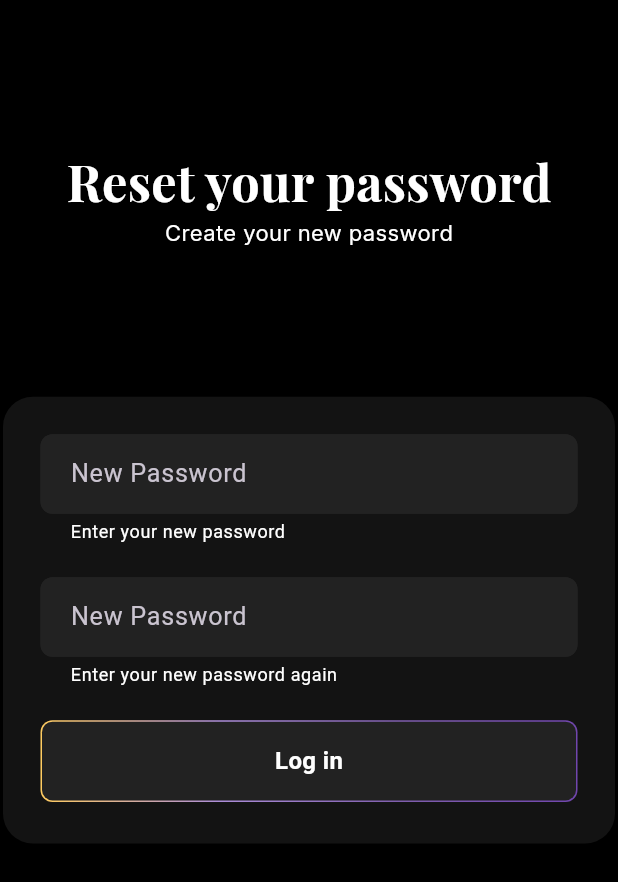
After one commit to BuyBuddy-App/users_app, a Flutter app: the screen it shows after launch, on a phone screen of 412 x 824 dp. The commit adds this screen. Shown: the top 882 px of the screen. Run offline on Flutter 3.47's test engine with Material 3 defaults, Android fonts, the phone set to English and light mode, and no system bars; our stand-ins replace connectivity_plus, cookie_jar, dartz, device_preview, dio, dio_cookie_manager and 10 more.

Commit message:
adding reset password screen

```diff
--- a/lib/core/custom/custom_button_grad.dart
+++ b/lib/core/custom/custom_button_grad.dart
@@ -1,5 +1,6 @@
 import 'package:buy_buddy_user_app/core/utils/app_colors.dart';
 import 'package:flutter/material.dart';
+import 'package:flutter_screenutil/flutter_screenutil.dart';
 
 class CustomButtonGrad extends StatelessWidget {
   final String text;
@@ -24,7 +25,7 @@ class CustomButtonGrad extends StatelessWidget {
   @override
   Widget build(BuildContext context) {
     return Container(
-      height: 52,
+      height: 52.sp,
       width: double.infinity,
       decoration: BoxDecoration(
         gradient: LinearGradient(colors: AppColors.gradColors),
--- a/lib/core/custom/custom_text_form_field.dart
+++ b/lib/core/custom/custom_text_form_field.dart
@@ -1,5 +1,6 @@
 import 'package:buy_buddy_user_app/core/utils/app_colors.dart';
 import 'package:flutter/material.dart';
+import 'package:flutter_screenutil/flutter_screenutil.dart';
 import 'package:google_fonts/google_fonts.dart';
 
 class CustomTextFormField extends StatelessWidget {
@@ -36,6 +37,7 @@ class CustomTextFormField extends StatelessWidget {
       height: helperText == null ? 56 : 76,
       width: double.infinity,
       child: TextFormField(
+        style: TextStyle(fontSize: 16.sp),
         controller: controller,
         keyboardType: keyboardType,
         obscureText: obscureText,
--- a/lib/features/auth/presentation/screens/password_reset_screen.dart
+++ b/lib/features/auth/presentation/screens/password_reset_screen.dart
@@ -0,0 +1,11 @@
+import 'package:buy_buddy_user_app/features/auth/presentation/widgets/password_reset_body.dart';
+import 'package:flutter/material.dart';
+
+class PasswordResetScreen extends StatelessWidget {
+  const PasswordResetScreen({super.key});
+
+  @override
+  Widget build(BuildContext context) {
+    return PasswordResetBody();
+  }
+}
--- /dev/null
+++ b/lib/features/auth/presentation/widgets/password_reset_body.dart
@@ -0,0 +1,105 @@
+import 'package:buy_buddy_user_app/core/custom/custom_button_grad.dart';
+import 'package:buy_buddy_user_app/core/custom/custom_container.dart';
+import 'package:buy_buddy_user_app/core/custom/custom_text_form_field.dart';
+import 'package:buy_buddy_user_app/core/custom/vertical_gap.dart';
+import 'package:buy_buddy_user_app/core/utils/app_colors.dart';
+import 'package:buy_buddy_user_app/core/utils/validators.dart';
+import 'package:buy_buddy_user_app/translations/codegen_loader.g.dart';
+import 'package:easy_localization/easy_localization.dart';
+import 'package:flutter/material.dart';
+import 'package:flutter_screenutil/flutter_screenutil.dart';
+import 'package:google_fonts/google_fonts.dart';
+
+class PasswordResetBody extends StatefulWidget {
+  PasswordResetBody({super.key});
+
+  @override
+  State<PasswordResetBody> createState() => _PasswordResetBodyState();
+}
+
+class _PasswordResetBodyState extends State<PasswordResetBody> {
+  final newPasswordController = TextEditingController();
+  final confirmPasswordController = TextEditingController();
+  final formKey = GlobalKey<FormState>();
+
+  @override
+  void dispose() {
+    super.dispose();
+    newPasswordController.dispose();
+    confirmPasswordController.dispose();
+  }
+
+  @override
+  Widget build(BuildContext context) {
+    return Scaffold(
+      body: SizedBox(
+        width: double.infinity,
+        height: double.infinity,
+        child: SingleChildScrollView(
+          child: Column(
+            mainAxisAlignment: MainAxisAlignment.center,
+            crossAxisAlignment: CrossAxisAlignment.center,
+            children: [
+              VerticalGap(100.h),
+              Text(
+                LocaleKeys.resetPasswordTitle.tr(),
+                style: GoogleFonts.playfairDisplay(
+                  fontSize: 32.sp,
+                  color: AppColors.onPrimary,
+                  fontWeight: FontWeight.w700,
+                ),
+              ),
+              Text(
+                LocaleKeys.resetPasswordCreatePass.tr(),
+                style: GoogleFonts.inter(
+                  fontSize: 14.sp,
+                  color: AppColors.onPrimary,
+                  fontWeight: FontWeight.w400,
+                ),
+              ),
+              VerticalGap(100.h),
+              CustomContainer(
+                width: double.infinity,
+                height: 308.h,
+                child: Form(
+                  key: formKey,
+                  child: Column(
+                    spacing: 20.h,
+                    children: [
+                      CustomTextFormField(
+                        controller: newPasswordController,
+                        hintText: LocaleKeys.resetPasswordNewPassword.tr(),
+                        obscureText: true,
+                        helperText: LocaleKeys.resetPasswordNewPasswordError
+                            .tr(),
+                        validator: Validators.validatePassword,
+                      ),
+                      CustomTextFormField(
+                        controller: confirmPasswordController,
+                        hintText: LocaleKeys.resetPasswordNewPassword.tr(),
+                        obscureText: true,
+                        helperText: LocaleKeys.resetPasswordConfirmPasswordError
+                            .tr(),
+                        validator: (value) {
+                          return Validators.confirmPasswordValidator(
+                            value ?? '',
+                            newPasswordController.text,
+                          );
+                        },
+                      ),
+
+                      CustomButtonGrad(
+                        text: LocaleKeys.authLogin.tr(),
+                        onPressed: () {},
+                      ),
+                    ],
+                  ),
+                ),
+              ),
+            ],
+          ),
+        ),
+      ),
+    );
+  }
+}
--- a/lib/features/auth/presentation/widgets/verify_otp_body.dart
+++ b/lib/features/auth/presentation/widgets/verify_otp_body.dart
@@ -13,7 +13,7 @@ class VerifyOtpBody extends StatelessWidget {
 
   @override
   Widget build(BuildContext context) {
-    String otpCode;
+    String otpCode = '';
     return Scaffold(
       body: SizedBox(
         width: double.infinity,
@@ -48,7 +48,7 @@ class VerifyOtpBody extends StatelessWidget {
 
               CustomContainer(
                 width: 361.w,
-                height: 348.w,
+                height: 348.h,
                 child: Column(
                   spacing: 10.w,
                   children: [
@@ -62,13 +62,12 @@ class VerifyOtpBody extends StatelessWidget {
                       ),
                       textAlign: TextAlign.center,
                     ),
-                    SizedBox(height: 5.w),
+                    SizedBox(height: 5.h),
                     Pinput(
                       length: 6,
                       onChanged: (value) => otpCode = value,
                       onCompleted: (value) {
                         // submit otp code with cubit
-
                         otpCode = value;
                       },
                       focusedPinTheme: PinTheme(
--- a/lib/main.dart
+++ b/lib/main.dart
@@ -5,6 +5,7 @@ import 'package:buy_buddy_user_app/core/helpers/on_generate_routes.dart';
 import 'package:buy_buddy_user_app/core/services/custom_bloc_observer.dart';
 import 'package:buy_buddy_user_app/core/services/get_it_service.dart';
 import 'package:buy_buddy_user_app/core/utils/app_themes.dart';
+import 'package:buy_buddy_user_app/features/auth/presentation/screens/password_reset_screen.dart';
 import 'package:buy_buddy_user_app/features/auth/presentation/screens/verify_otp_screen.dart';
 import 'package:device_preview/device_preview.dart';
 import 'package:easy_localization/easy_localization.dart';
@@ -28,7 +29,7 @@ Future<void> main() async {
       fallbackLocale: Locale('en'),
       child: DevicePreview(
         enabled: kDebugMode,
-        builder: (context) => const BuyBuddyUserApp(),
+        builder: (context) => BuyBuddyUserApp(),
       ),
     ),
   );
@@ -57,18 +58,18 @@ class _BuyBuddyUserAppState extends State<BuyBuddyUserApp> {
       child: BlocBuilder<AppThemeCubit, AppThemeState>(
         builder: (context, state) {
           return ScreenUtilInit(
-            designSize: Size(360, 800),
+            designSize: Size(393, 852),
             builder: (context, child) {
               return MaterialApp(
                 debugShowCheckedModeBanner: false,
                 theme: AppTheme.lightTheme,
                 darkTheme: AppTheme.darkTheme,
-                themeMode: appThemeCubit.getTheme(),
+                themeMode: ThemeMode.dark,
                 localizationsDelegates: context.localizationDelegates,
                 supportedLocales: context.supportedLocales,
                 locale: context.locale,
                 onGenerateRoute: onGenerateRoutes,
-                home: VerifyOtpScreen(),
+                home: PasswordResetScreen(),
               );
             },
           );
```
Also changed, not shown: assets/images/google.png (added), assets/images/google_logo.png (deleted).
